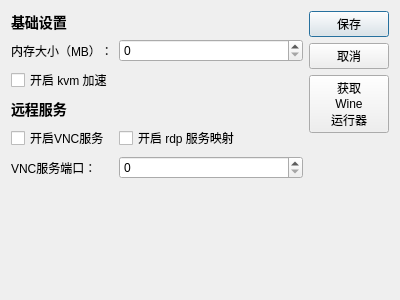
Before: the Qt Designer form VM-source/qemusetting.ui in gfdgd-xi/deep-wine-runner, drawn with Qt 5.
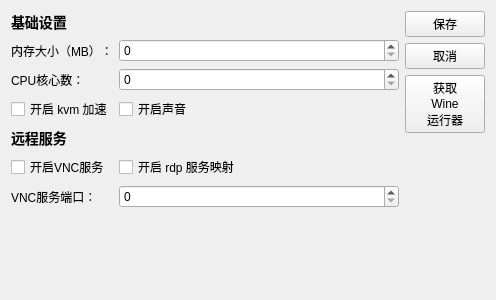
After: the same form once the commit is applied.

Diff of the .ui file:
```diff
--- a/VM-source/qemusetting.ui
+++ b/VM-source/qemusetting.ui
@@ -1,12 +1,12 @@
 <?xml version="1.0" encoding="UTF-8"?>
 <ui version="4.0">
  <class>QemuSetting</class>
- <widget class="QDialog" name="QemuSetting">
+ <widget class="QWidget" name="QemuSetting">
   <property name="geometry">
    <rect>
     <x>0</x>
     <y>0</y>
-    <width>400</width>
+    <width>496</width>
     <height>300</height>
    </rect>
   </property>
@@ -16,7 +16,7 @@
   <layout class="QHBoxLayout" name="horizontalLayout">
    <item>
     <layout class="QGridLayout" name="gridLayout">
-     <item row="8" column="1">
+     <item row="9" column="1">
       <spacer name="horizontalSpacer">
        <property name="orientation">
         <enum>Qt::Horizontal</enum>
@@ -29,20 +29,27 @@
        </property>
       </spacer>
      </item>
-     <item row="5" column="0">
-      <widget class="QLabel" name="label_4">
-       <property name="text">
-        <string>VNC服务端口：</string>
-       </property>
-      </widget>
-     </item>
-     <item row="3" column="0">
+     <item row="4" column="0">
       <widget class="QLabel" name="label_2">
        <property name="text">
         <string>&lt;h3&gt;远程服务&lt;/h3&gt;</string>
        </property>
       </widget>
      </item>
+     <item row="6" column="0">
+      <widget class="QLabel" name="label_4">
+       <property name="text">
+        <string>VNC服务端口：</string>
+       </property>
+      </widget>
+     </item>
+     <item row="5" column="1">
+      <widget class="QCheckBox" name="enableRdp">
+       <property name="text">
+        <string>开启 rdp 服务映射</string>
+       </property>
+      </widget>
+     </item>
      <item row="1" column="0">
       <widget class="QLabel" name="label">
        <property name="text">
@@ -50,7 +57,14 @@
        </property>
       </widget>
      </item>
-     <item row="7" column="1">
+     <item row="1" column="1">
+      <widget class="QSpinBox" name="memoryNumber">
+       <property name="maximum">
+        <number>999999999</number>
+       </property>
+      </widget>
+     </item>
+     <item row="8" column="1">
       <spacer name="verticalSpacer">
        <property name="orientation">
         <enum>Qt::Vertical</enum>
@@ -63,26 +77,13 @@
        </property>
       </spacer>
      </item>
-     <item row="1" column="1">
-      <widget class="QSpinBox" name="spinBox"/>
-     </item>
-     <item row="4" column="1">
-      <widget class="QCheckBox" name="checkBox">
-       <property name="text">
-        <string>开启 rdp 服务映射</string>
+     <item row="6" column="1">
+      <widget class="QSpinBox" name="vncNumber">
+       <property name="maximum">
+        <number>9999</number>
        </property>
       </widget>
      </item>
-     <item row="4" column="0">
-      <widget class="QCheckBox" name="checkBox_2">
-       <property name="text">
-        <string>开启VNC服务</string>
-       </property>
-      </widget>
-     </item>
-     <item row="5" column="1">
-      <widget class="QSpinBox" name="spinBox_2"/>
-     </item>
      <item row="0" column="0">
       <widget class="QLabel" name="label_6">
        <property name="text">
@@ -90,13 +91,41 @@
        </property>
       </widget>
      </item>
-     <item row="2" column="0">
-      <widget class="QCheckBox" name="checkBox_3">
+     <item row="5" column="0">
+      <widget class="QCheckBox" name="enableVnc">
+       <property name="text">
+        <string>开启VNC服务</string>
+       </property>
+      </widget>
+     </item>
+     <item row="3" column="0">
+      <widget class="QCheckBox" name="enableKvm">
        <property name="text">
         <string>开启 kvm 加速</string>
        </property>
       </widget>
      </item>
+     <item row="2" column="0">
+      <widget class="QLabel" name="label_3">
+       <property name="text">
+        <string>CPU核心数：</string>
+       </property>
+      </widget>
+     </item>
+     <item row="2" column="1">
+      <widget class="QSpinBox" name="cpuNumber">
+       <property name="maximum">
+        <number>999999999</number>
+       </property>
+      </widget>
+     </item>
+     <item row="3" column="1">
+      <widget class="QCheckBox" name="enableSound">
+       <property name="text">
+        <string>开启声音</string>
+       </property>
+      </widget>
+     </item>
     </layout>
    </item>
    <item>
```
Left out of the diff: 2 changed lines with no effect on the pictures.
